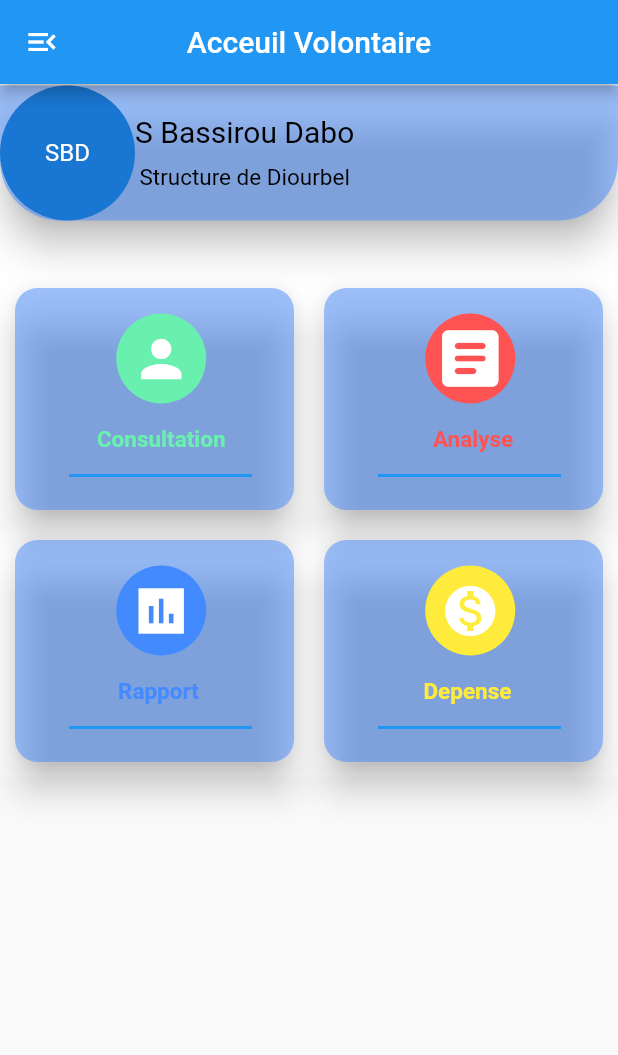
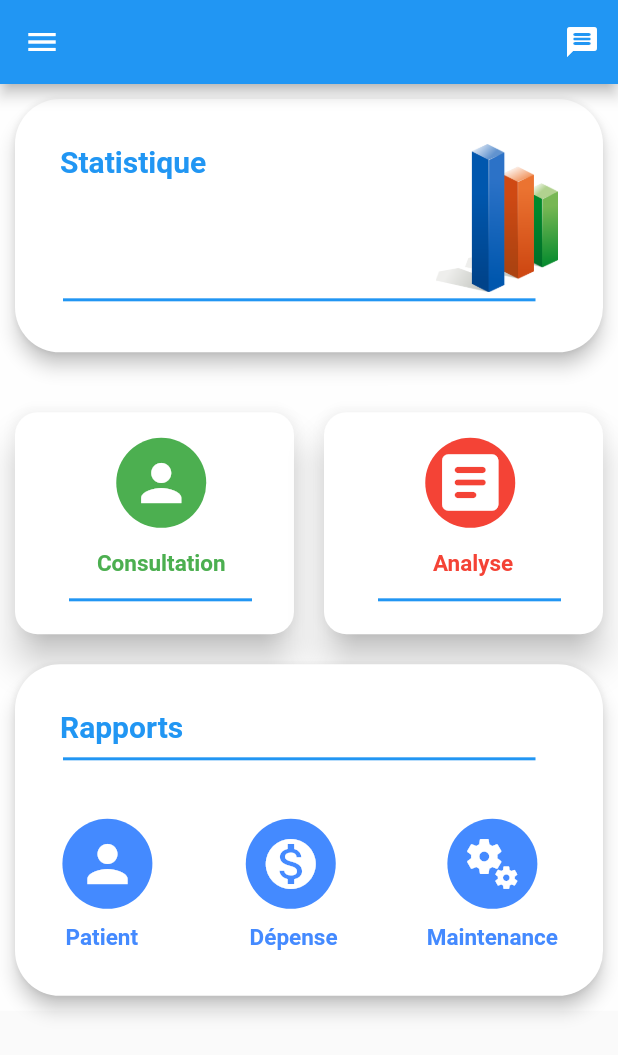
Before and after one commit to alassDiallo/projet_memoire_l3, a Flutter app: the Volontaire screen opened directly, on a phone screen of 412 x 824 dp. Shown: the top 1055 px of the screen. Run offline on Flutter 3.47's test engine with Material 2 defaults, Android fonts, the phone set to English and light mode, and no system bars; our stand-ins replace cached_network_image, carousel_pro, charts_flutter, datetime_picker_formfield, fl_chart, flutter_rating and 2 more; missing offline and left inert: dart:ffi, flutter_datetime_formfield, latlng, map; project files that could hold a hidden picture were left out.

Commit message:
reglage commit

```diff
--- a/lib/volontaire/volontaire/accueil.dart
+++ b/lib/volontaire/volontaire/accueil.dart
@@ -7,6 +7,8 @@ import 'package:gestion_materiel_cmu/volontaire/volontaire/rapport/rapport.dart'
 import 'package:gestion_materiel_cmu/volontaire/volontaire/rapport/rapport_depense.dart';
 import 'package:gestion_materiel_cmu/volontaire/widget_composant/menuCard.dart';
 import 'package:gestion_materiel_cmu/volontaire/widget_composant/menuItems_Drawer.dart';
+import 'package:gestion_materiel_cmu/volontaire/widget_composant/menucardR.dart';
+import 'package:gestion_materiel_cmu/volontaire/widget_composant/menucardR2.dart';
 
 class Volontaire extends StatefulWidget {
   @override
@@ -61,9 +63,12 @@ class _VolontaireState extends State<Volontaire> {
     return Scaffold(
         appBar: AppBar(
           //automaticallyImplyLeading: false,
-          leading: Icon(Icons.menu_open_outlined),
-          title: Text("Acceuil Volontaire"),
+
+          title: Text(""),
           centerTitle: true,
+          actions: [
+            IconButton(icon: Icon(Icons.message_rounded), onPressed: () {}),
+          ],
         ),
         drawer: Drawer(
             child: ListView(children: [
@@ -108,60 +113,46 @@ class _VolontaireState extends State<Volontaire> {
             // height: size.height,
             child: Column(
               children: [
-                Card(
-                  color: Colors.blueAccent.withOpacity(0.5),
-                  // color: coleur.withOpacity(0.4),
-                  elevation: 10,
-                  shape: RoundedRectangleBorder(
-                      borderRadius: BorderRadius.only(
-                          bottomLeft: Radius.circular(40),
-                          bottomRight: Radius.circular(40))),
-                  margin: EdgeInsets.fromLTRB(0, 1, 0, 15),
-                  child: Row(
-                    mainAxisAlignment: MainAxisAlignment.start,
-                    crossAxisAlignment: CrossAxisAlignment.center,
-                    children: [
-                      Container(
-                          decoration: BoxDecoration(
-                            borderRadius: BorderRadius.circular(20),
-                          ),
-                          child: CircleAvatar(child: Text("SBD"), radius: 45)),
-                      SizedBox(height: 15),
-                      Column(
-                        mainAxisAlignment: MainAxisAlignment.center,
-                        crossAxisAlignment: CrossAxisAlignment.center,
-                        children: [
-                          Text(
-                            "S Bassirou Dabo",
-                            style: TextStyle(color: Colors.black, fontSize: 20),
-                          ),
-                          SizedBox(height: 10),
-                          Text(
-                            "Structure de Diourbel",
-                            style: TextStyle(color: Colors.black, fontSize: 15),
-                          ),
-                        ],
-                      )
-                    ],
-                  ),
-                ),
-                // GestureDetector(
-                //   onTap: () {
-                //     Navigator.push(context,
-                //         MaterialPageRoute(builder: (context) => Ordonnance()));
-                //   },
-                //   child: MenuCard(
-                //     text: "Ordonnance",
-                //     icon: Icon(
-                //       Icons.person,
-                //       color: Colors.white,
-                //       size: 40,
-                //     ),
-                //     couleurCard: Colors.blueAccent.withOpacity(0.5),
-                //     couleurCircle: Colors.greenAccent,
+                // Card(
+                //   color: Colors.blueAccent.withOpacity(0.5),
+                //   // color: coleur.withOpacity(0.4),
+                //   elevation: 10,
+                //   shape: RoundedRectangleBorder(
+                //       borderRadius: BorderRadius.only(
+                //           bottomLeft: Radius.circular(40),
+                //           bottomRight: Radius.circular(40))),
+                //   margin: EdgeInsets.fromLTRB(0, 1, 0, 15),
+                //   child: Row(
+                //     mainAxisAlignment: MainAxisAlignment.start,
+                //     crossAxisAlignment: CrossAxisAlignment.center,
+                //     children: [
+                //       Container(
+                //           decoration: BoxDecoration(
+                //             borderRadius: BorderRadius.circular(20),
+                //           ),
+                //           child: CircleAvatar(child: Text("SBD"), radius: 45)),
+                //       SizedBox(height: 15),
+                //       Column(
+                //         mainAxisAlignment: MainAxisAlignment.center,
+                //         crossAxisAlignment: CrossAxisAlignment.center,
+                //         children: [
+                //           Text(
+                //             "S Bassirou Dabo",
+                //             style: TextStyle(color: Colors.black, fontSize: 20),
+                //           ),
+                //           SizedBox(height: 10),
+                //           Text(
+                //             "Structure de Diourbel",
+                //             style: TextStyle(color: Colors.black, fontSize: 15),
+                //           ),
+                //         ],
+                //       )
+                //     ],
                 //   ),
                 // ),
-
+                MenuCardR2(
+                  couleurCard: Colors.white,
+                ),
                 Container(
                   padding: EdgeInsets.only(top: 20),
                   // color: Colors.white,
@@ -174,8 +165,7 @@ class _VolontaireState extends State<Volontaire> {
                               MaterialPageRoute(
                                   builder: (context) => FormPatient1(
                                         page: Consultation(),
-                                        couleur:
-                                            Colors.greenAccent.withOpacity(0.5),
+                                        couleur: Colors.green.withOpacity(0.5),
                                       )));
                         },
                         child: MenuCard(
@@ -185,8 +175,8 @@ class _VolontaireState extends State<Volontaire> {
                             color: Colors.white,
                             size: 40,
                           ),
-                          couleurCard: Colors.blueAccent.withOpacity(0.5),
-                          couleurCircle: Colors.greenAccent,
+                          couleurCard: Colors.white,
+                          couleurCircle: Colors.green,
                         ),
                       ),
                       GestureDetector(
@@ -196,8 +186,7 @@ class _VolontaireState extends State<Volontaire> {
                               MaterialPageRoute(
                                   builder: (context) => FormPatient1(
                                         page: Analyse(),
-                                        couleur:
-                                            Colors.redAccent.withOpacity(0.6),
+                                        couleur: Colors.red.withOpacity(0.5),
                                       )));
                         },
                         child: Container(
@@ -208,48 +197,15 @@ class _VolontaireState extends State<Volontaire> {
                                 color: Colors.white,
                                 size: 50,
                               ),
-                              couleurCard: Colors.blueAccent.withOpacity(0.5),
-                              couleurCircle: Colors.redAccent.shade200),
+                              couleurCard: Colors.white,
+                              couleurCircle: Colors.red),
                         ),
                       )
                     ]),
-                    TableRow(children: [
-                      GestureDetector(
-                        onTap: () {
-                          Navigator.push(
-                              context,
-                              MaterialPageRoute(
-                                  builder: (context) => Rapport()));
-                        },
-                        child: MenuCard(
-                            text: "  Rapport   ",
-                            icon: Icon(
-                              Icons.assessment_sharp,
-                              color: Colors.white,
-                              size: 40,
-                            ),
-                            couleurCard: Colors.blueAccent.withOpacity(0.5),
-                            couleurCircle: Colors.blueAccent),
-                      ),
-                      GestureDetector(
-                        onTap: () {
-                          Navigator.push(
-                              context,
-                              MaterialPageRoute(
-                                  builder: (context) => Rapport_Depense()));
-                        },
-                        child: MenuCard(
-                            text: "  Depense   ",
-                            icon: Icon(
-                              Icons.monetization_on,
-                              color: Colors.white,
-                              size: 40,
-                            ),
-                            couleurCard: Colors.blueAccent.withOpacity(0.5),
-                            couleurCircle: Colors.yellow),
-                      )
-                    ]),
                   ]),
+                ),
+                MenuCardR(
+                  couleurCard: Colors.white,
                 ),
               ],
             ),
```
